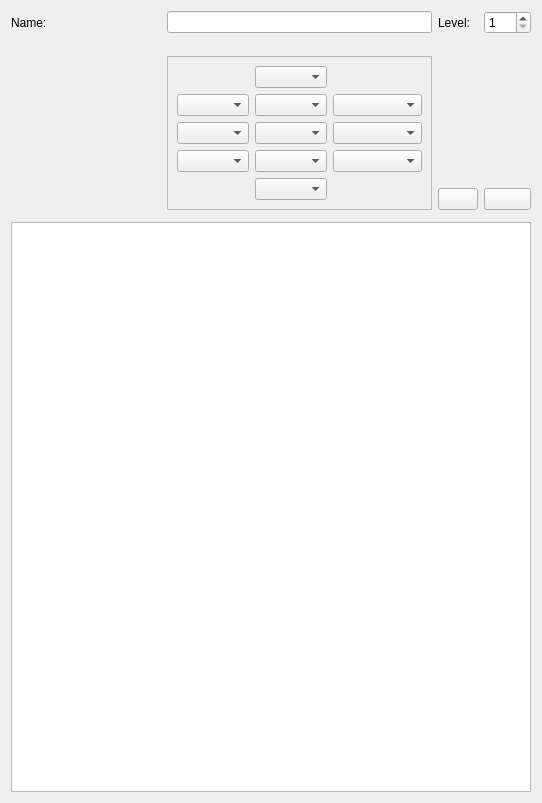
Old version of the form Pers.ui in the repository mcondarelli/DDDAedit.
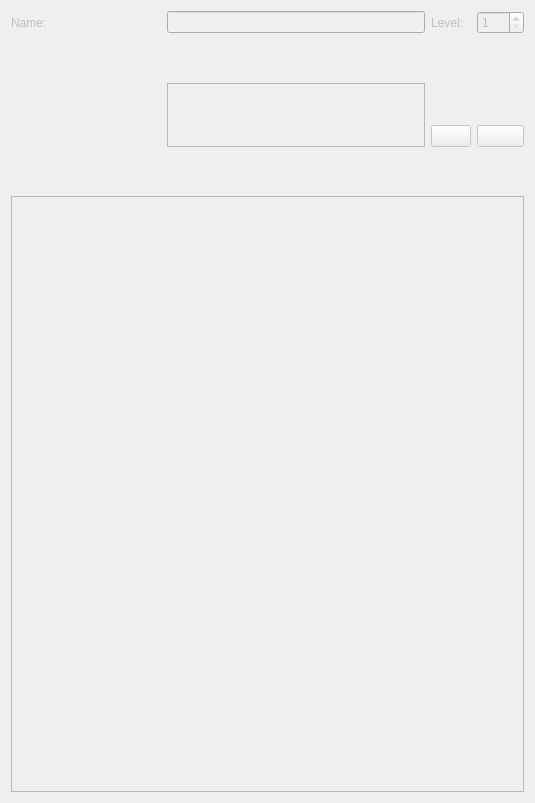
New version of the form. Icons and pictures are not drawn. Custom widgets are drawn as their Qt base class.

Commit message: Modified to use `Equipment` Widget. Item tooltips implemented.

```diff
--- a/Pers.ui
+++ b/Pers.ui
@@ -2,11 +2,14 @@
 <ui version="4.0">
  <class>Form</class>
  <widget class="QWidget" name="Form">
+  <property name="enabled">
+   <bool>false</bool>
+  </property>
   <property name="geometry">
    <rect>
     <x>0</x>
     <y>0</y>
-    <width>400</width>
+    <width>535</width>
     <height>803</height>
    </rect>
   </property>
@@ -23,82 +26,8 @@
       <enum>QFrame::Raised</enum>
      </property>
      <layout class="QGridLayout" name="gridLayout_2">
-      <item row="1" column="0">
-       <widget class="QComboBox" name="arms">
-        <property name="placeholderText">
-         <string>Arrms</string>
-        </property>
-       </widget>
-      </item>
-      <item row="2" column="1">
-       <widget class="QComboBox" name="chest">
-        <property name="placeholderText">
-         <string>Chest</string>
-        </property>
-       </widget>
-      </item>
-      <item row="0" column="1">
-       <widget class="QComboBox" name="head">
-        <property name="placeholderText">
-         <string>Head</string>
-        </property>
-       </widget>
-      </item>
-      <item row="1" column="1">
-       <widget class="QComboBox" name="torso">
-        <property name="placeholderText">
-         <string>Torso</string>
-        </property>
-       </widget>
-      </item>
-      <item row="3" column="0">
-       <widget class="QComboBox" name="primary">
-        <property name="placeholderText">
-         <string>Primary</string>
-        </property>
-       </widget>
-      </item>
-      <item row="2" column="0">
-       <widget class="QComboBox" name="jewel2">
-        <property name="placeholderText">
-         <string>Jewel</string>
-        </property>
-       </widget>
-      </item>
-      <item row="3" column="1">
-       <widget class="QComboBox" name="pants">
-        <property name="placeholderText">
-         <string>Pants</string>
-        </property>
-       </widget>
-      </item>
-      <item row="1" column="2">
-       <widget class="QComboBox" name="cape">
-        <property name="placeholderText">
-         <string>Cape</string>
-        </property>
-       </widget>
-      </item>
-      <item row="4" column="1">
-       <widget class="QComboBox" name="boots">
-        <property name="placeholderText">
-         <string>Boots</string>
-        </property>
-       </widget>
-      </item>
-      <item row="2" column="2">
-       <widget class="QComboBox" name="jewel1">
-        <property name="placeholderText">
-         <string>Jewel</string>
-        </property>
-       </widget>
-      </item>
-      <item row="3" column="2">
-       <widget class="QComboBox" name="secondary">
-        <property name="placeholderText">
-         <string>Secondary</string>
-        </property>
-       </widget>
+      <item row="0" column="0">
+       <widget class="Equipment" name="equipment" native="true"/>
       </item>
      </layout>
     </widget>
@@ -196,6 +125,12 @@
    <header>picwidgets</header>
    <container>1</container>
   </customwidget>
+  <customwidget>
+   <class>Equipment</class>
+   <extends>QWidget</extends>
+   <header>Equipment</header>
+   <container>1</container>
+  </customwidget>
  </customwidgets>
  <resources/>
  <connections/>
```
The commit also changes 8 other files.
